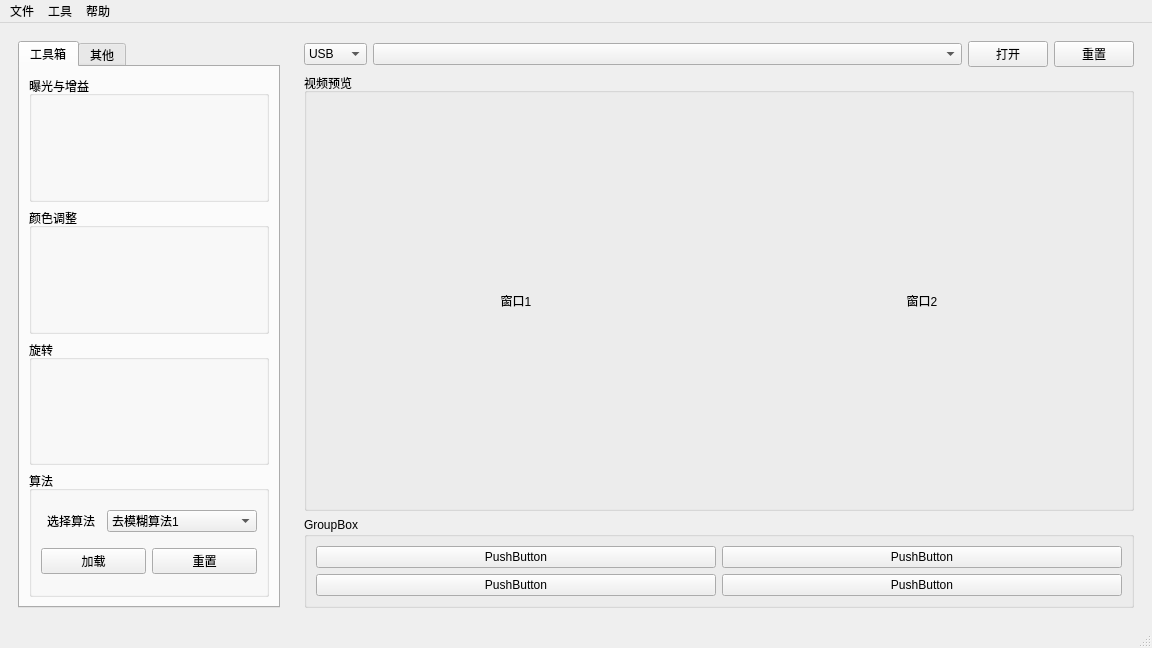
Qt form ui/mainwindow.ui (choushunn/ExtremeQualityImagingDemo) before a commit.
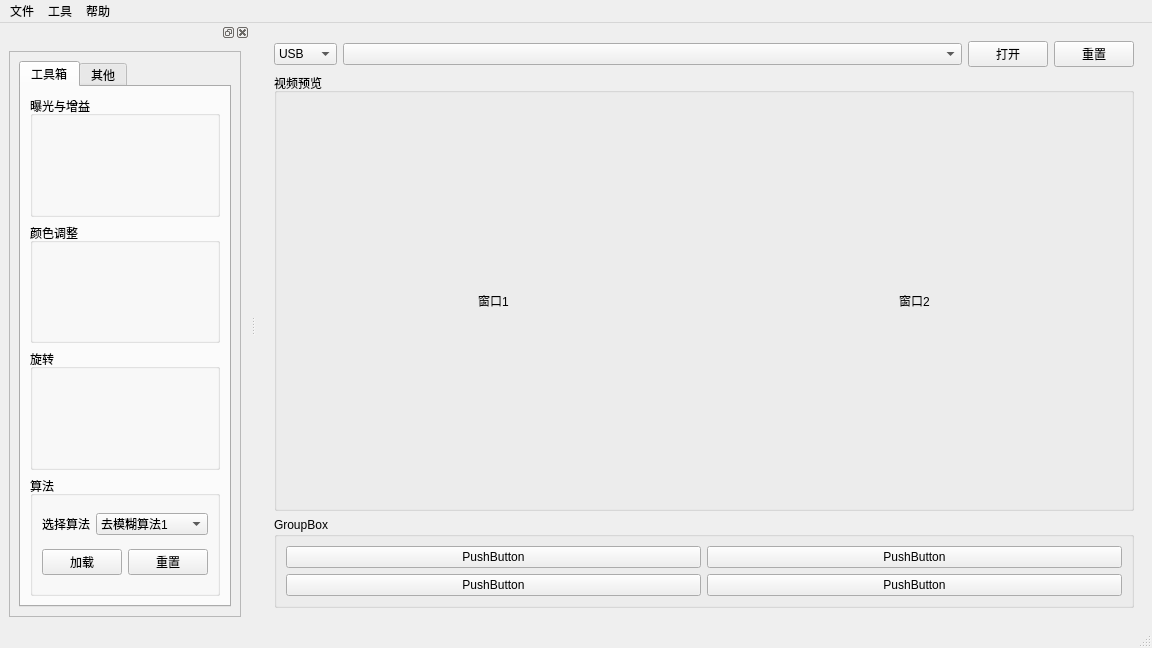
The same form after that commit.

Diff of the .ui file:
```diff
--- a/ui/mainwindow.ui
+++ b/ui/mainwindow.ui
@@ -21,151 +21,6 @@
   </property>
   <widget class="QWidget" name="centralwidget">
    <layout class="QHBoxLayout" name="horizontalLayout">
-    <item>
-     <widget class="QWidget" name="widget_1" native="true">
-      <property name="sizePolicy">
-       <sizepolicy hsizetype="Expanding" vsizetype="Preferred">
-        <horstretch>2</horstretch>
-        <verstretch>0</verstretch>
-       </sizepolicy>
-      </property>
-      <layout class="QGridLayout" name="gridLayout_2">
-       <item row="0" column="0">
-        <widget class="QTabWidget" name="tabWidget">
-         <property name="sizePolicy">
-          <sizepolicy hsizetype="Preferred" vsizetype="Preferred">
-           <horstretch>1</horstretch>
-           <verstretch>0</verstretch>
-          </sizepolicy>
-         </property>
-         <property name="currentIndex">
-          <number>0</number>
-         </property>
-         <widget class="QWidget" name="tab1">
-          <attribute name="title">
-           <string>工具箱</string>
-          </attribute>
-          <layout class="QVBoxLayout" name="verticalLayout">
-           <item>
-            <widget class="QGroupBox" name="groupBox_3">
-             <property name="title">
-              <string>曝光与增益</string>
-             </property>
-             <layout class="QVBoxLayout" name="verticalLayout_4"/>
-            </widget>
-           </item>
-           <item>
-            <widget class="QGroupBox" name="groupBox_5">
-             <property name="title">
-              <string>颜色调整</string>
-             </property>
-             <layout class="QVBoxLayout" name="verticalLayout_6"/>
-            </widget>
-           </item>
-           <item>
-            <widget class="QGroupBox" name="groupBox_4">
-             <property name="title">
-              <string>旋转</string>
-             </property>
-             <layout class="QVBoxLayout" name="verticalLayout_5"/>
-            </widget>
-           </item>
-           <item>
-            <widget class="QGroupBox" name="groupBox_2">
-             <property name="title">
-              <string>算法</string>
-             </property>
-             <layout class="QVBoxLayout" name="verticalLayout_3">
-              <item>
-               <layout class="QHBoxLayout" name="horizontalLayout_4">
-                <item>
-                 <widget class="QLabel" name="label">
-                  <property name="sizePolicy">
-                   <sizepolicy hsizetype="Preferred" vsizetype="Preferred">
-                    <horstretch>2</horstretch>
-                    <verstretch>0</verstretch>
-                   </sizepolicy>
-                  </property>
-                  <property name="text">
-                   <string>选择算法</string>
-                  </property>
-                  <property name="alignment">
-                   <set>Qt::AlignCenter</set>
-                  </property>
-                 </widget>
-                </item>
-                <item>
-                 <widget class="QComboBox" name="comboBox">
-                  <property name="sizePolicy">
-                   <sizepolicy hsizetype="Preferred" vsizetype="Fixed">
-                    <horstretch>5</horstretch>
-                    <verstretch>0</verstretch>
-                   </sizepolicy>
-                  </property>
-                  <item>
-                   <property name="text">
-                    <string>去模糊算法1</string>
-                   </property>
-                  </item>
-                  <item>
-                   <property name="text">
-                    <string>去噪声算法2</string>
-                   </property>
-                  </item>
-                  <item>
-                   <property name="text">
-                    <string>算法2</string>
-                   </property>
-                  </item>
-                 </widget>
-                </item>
-               </layout>
-              </item>
-              <item>
-               <layout class="QHBoxLayout" name="horizontalLayout_5">
-                <item>
-                 <widget class="QPushButton" name="m_btn_load_algorithm">
-                  <property name="sizePolicy">
-                   <sizepolicy hsizetype="Preferred" vsizetype="Fixed">
-                    <horstretch>0</horstretch>
-                    <verstretch>0</verstretch>
-                   </sizepolicy>
-                  </property>
-                  <property name="text">
-                   <string>加载</string>
-                  </property>
-                 </widget>
-                </item>
-                <item>
-                 <widget class="QPushButton" name="m_btn_reset_alogrithm">
-                  <property name="sizePolicy">
-                   <sizepolicy hsizetype="Preferred" vsizetype="Fixed">
-                    <horstretch>0</horstretch>
-                    <verstretch>0</verstretch>
-                   </sizepolicy>
-                  </property>
-                  <property name="text">
-                   <string>重置</string>
-                  </property>
-                 </widget>
-                </item>
-               </layout>
-              </item>
-             </layout>
-            </widget>
-           </item>
-          </layout>
-         </widget>
-         <widget class="QWidget" name="tab_2">
-          <attribute name="title">
-           <string>其他</string>
-          </attribute>
-         </widget>
-        </widget>
-       </item>
-      </layout>
-     </widget>
-    </item>
     <item>
      <widget class="QWidget" name="widget_2" native="true">
       <property name="sizePolicy">
@@ -368,6 +223,167 @@
    <addaction name="menu_2"/>
   </widget>
   <widget class="QStatusBar" name="statusbar"/>
+  <widget class="QDockWidget" name="dockWidget">
+   <attribute name="dockWidgetArea">
+    <number>1</number>
+   </attribute>
+   <widget class="QWidget" name="dockWidgetContents_2">
+    <layout class="QVBoxLayout" name="verticalLayout_7">
+     <item>
+      <widget class="QScrollArea" name="scrollArea">
+       <property name="widgetResizable">
+        <bool>true</bool>
+       </property>
+       <widget class="QWidget" name="scrollAreaWidgetContents">
+        <property name="geometry">
+         <rect>
+          <x>0</x>
+          <y>0</y>
+          <width>265</width>
+          <height>570</height>
+         </rect>
+        </property>
+        <layout class="QVBoxLayout" name="verticalLayout_8">
+         <item>
+          <widget class="QTabWidget" name="tabWidget">
+           <property name="sizePolicy">
+            <sizepolicy hsizetype="Preferred" vsizetype="Preferred">
+             <horstretch>1</horstretch>
+             <verstretch>0</verstretch>
+            </sizepolicy>
+           </property>
+           <property name="currentIndex">
+            <number>0</number>
+           </property>
+           <widget class="QWidget" name="tab1">
+            <attribute name="title">
+             <string>工具箱</string>
+            </attribute>
+            <layout class="QVBoxLayout" name="verticalLayout">
+             <item>
+              <widget class="QGroupBox" name="groupBox_3">
+               <property name="title">
+                <string>曝光与增益</string>
+               </property>
+               <layout class="QVBoxLayout" name="verticalLayout_4"/>
+              </widget>
+             </item>
+             <item>
+              <widget class="QGroupBox" name="groupBox_5">
+               <property name="title">
+                <string>颜色调整</string>
+               </property>
+               <layout class="QVBoxLayout" name="verticalLayout_6"/>
+              </widget>
+             </item>
+             <item>
+              <widget class="QGroupBox" name="groupBox_4">
+               <property name="title">
+                <string>旋转</string>
+               </property>
+               <layout class="QVBoxLayout" name="verticalLayout_5"/>
+              </widget>
+             </item>
+             <item>
+              <widget class="QGroupBox" name="groupBox_2">
+               <property name="title">
+                <string>算法</string>
+               </property>
+               <layout class="QVBoxLayout" name="verticalLayout_3">
+                <item>
+                 <layout class="QHBoxLayout" name="horizontalLayout_4">
+                  <item>
+                   <widget class="QLabel" name="label">
+                    <property name="sizePolicy">
+                     <sizepolicy hsizetype="Preferred" vsizetype="Preferred">
+                      <horstretch>2</horstretch>
+                      <verstretch>0</verstretch>
+                     </sizepolicy>
+                    </property>
+                    <property name="text">
+                     <string>选择算法</string>
+                    </property>
+                    <property name="alignment">
+                     <set>Qt::AlignCenter</set>
+                    </property>
+                   </widget>
+                  </item>
+                  <item>
+                   <widget class="QComboBox" name="comboBox">
+                    <property name="sizePolicy">
+                     <sizepolicy hsizetype="Preferred" vsizetype="Fixed">
+                      <horstretch>5</horstretch>
+                      <verstretch>0</verstretch>
+                     </sizepolicy>
+                    </property>
+                    <item>
+                     <property name="text">
+                      <string>去模糊算法1</string>
+                     </property>
+                    </item>
+                    <item>
+                     <property name="text">
+                      <string>去噪声算法2</string>
+                     </property>
+                    </item>
+                    <item>
+                     <property name="text">
+                      <string>算法2</string>
+                     </property>
+                    </item>
+                   </widget>
+                  </item>
+                 </layout>
+                </item>
+                <item>
+                 <layout class="QHBoxLayout" name="horizontalLayout_5">
+                  <item>
+                   <widget class="QPushButton" name="m_btn_load_algorithm">
+                    <property name="sizePolicy">
+                     <sizepolicy hsizetype="Preferred" vsizetype="Fixed">
+                      <horstretch>0</horstretch>
+                      <verstretch>0</verstretch>
+                     </sizepolicy>
+                    </property>
+                    <property name="text">
+                     <string>加载</string>
+                    </property>
+                   </widget>
+                  </item>
+                  <item>
+                   <widget class="QPushButton" name="m_btn_reset_alogrithm">
+                    <property name="sizePolicy">
+                     <sizepolicy hsizetype="Preferred" vsizetype="Fixed">
+                      <horstretch>0</horstretch>
+                      <verstretch>0</verstretch>
+                     </sizepolicy>
+                    </property>
+                    <property name="text">
+                     <string>重置</string>
+                    </property>
+                   </widget>
+                  </item>
+                 </layout>
+                </item>
+               </layout>
+              </widget>
+             </item>
+            </layout>
+           </widget>
+           <widget class="QWidget" name="tab_2">
+            <attribute name="title">
+             <string>其他</string>
+            </attribute>
+           </widget>
+          </widget>
+         </item>
+        </layout>
+       </widget>
+      </widget>
+     </item>
+    </layout>
+   </widget>
+  </widget>
  </widget>
  <resources/>
  <connections/>
```
